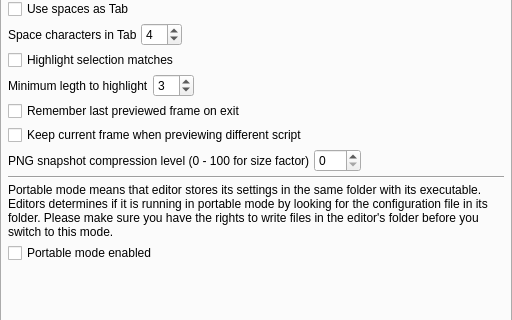
This is settings/settings_dialog.ui in Selur/vsViewer as Qt 5 draws it before an edit; both pictures show x 0 to 512 and y 135 to 455 of the 512 by 665 pixel window. The edited form follows.
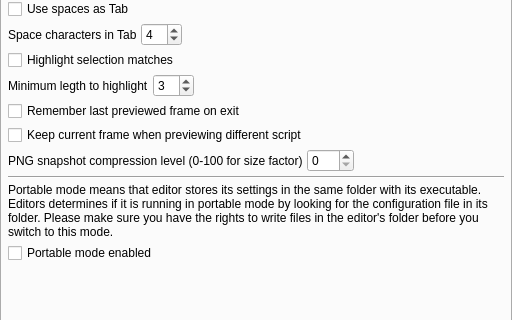
This is the edited form.

```diff
--- a/settings/settings_dialog.ui
+++ b/settings/settings_dialog.ui
@@ -249,7 +249,7 @@
          <item>
           <widget class="QLabel" name="snapshotCompressionLevelLabel">
            <property name="text">
-            <string>PNG snapshot compression level (0 - 100 for size factor)</string>
+            <string>PNG snapshot compression level (0-100 for size factor)</string>
            </property>
           </widget>
          </item>
```
Left out of the diff: 6 changed lines with no effect on the pictures.
